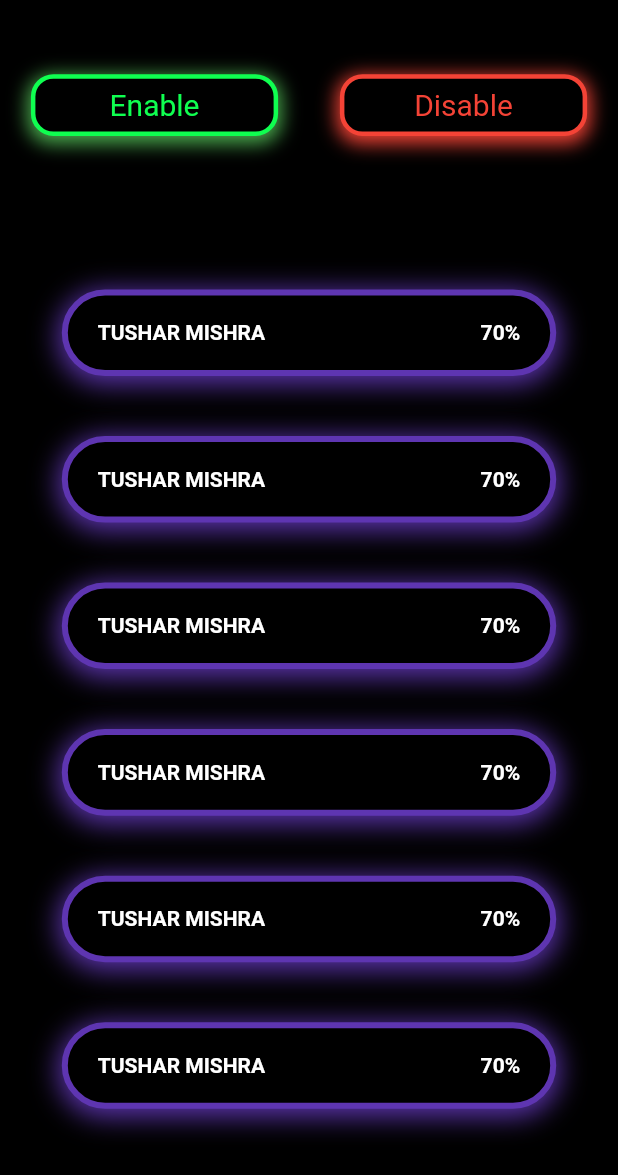
After one commit to Tushar-Mishra999/VisageR, a Flutter app: the AdminFeature screen opened directly, on a phone screen of 412 x 824 dp. The commit adds this screen. Shown: the top 1175 px of the screen. Run offline on Flutter 3.47's test engine with Material 2 defaults, Android fonts, the phone set to English and light mode, and no system bars; our stand-ins replace cloud_firestore, firebase_auth, firebase_core, flutter_svg, fluttertoast, image_picker and 1 more; accounts and stored records are empty.

Commit message:
added admin pages

```diff
--- /dev/null
+++ b/lib/components/attendance_card.dart
@@ -0,0 +1,57 @@
+import 'package:facialrecognition_attendance/constants.dart';
+import 'package:flutter/material.dart';
+
+class AttendanceCard extends StatelessWidget {
+  const AttendanceCard({
+    Key? key,
+    required this.size,
+  }) : super(key: key);
+
+  final Size size;
+
+  @override
+  Widget build(BuildContext context) {
+    return Padding(
+      padding: const EdgeInsets.all(20.0),
+      child: Container(
+          width: size.width * 0.8,
+          height: size.height * 0.07,
+          decoration: BoxDecoration(
+              color: Colors.black,
+              borderRadius: BorderRadius.circular(30),
+              border: Border.all(
+                width: 4,
+                color: khomecolor,
+              ),
+              boxShadow: [
+                BoxShadow(
+                  color: khomecolor,
+                  blurRadius: 15.0,
+                  spreadRadius: 2.0,
+                  offset: Offset(
+                    0.0,
+                    3.0,
+                  ),
+                ),
+              ]),
+          child: Padding(
+            padding: const EdgeInsets.only(left: 20, right: 20),
+            child: Row(
+              mainAxisAlignment: MainAxisAlignment.spaceBetween,
+              children: const [
+                Text(
+                  "TUSHAR MISHRA",
+                  style: TextStyle(
+                      color: Colors.white, fontWeight: FontWeight.w600),
+                ),
+                Text(
+                  "70%",
+                  style: TextStyle(
+                      color: Colors.white, fontWeight: FontWeight.w600),
+                )
+              ],
+            ),
+          )),
+    );
+  }
+}
--- a/lib/provider/user_provider.dart
+++ b/lib/provider/user_provider.dart
@@ -2,7 +2,7 @@ import 'package:facialrecognition_attendance/models/user.dart';
 import 'package:flutter/material.dart';
 
 class UserProvider extends ChangeNotifier {
-  User _user = User(name: '', email: '', courseId: 0);
+  User _user = User(name: '', email: '', courseId: 0,isAdmin: false);
 
   User get user => _user;
 
--- a/lib/screens/auth/signup_screen.dart
+++ b/lib/screens/auth/signup_screen.dart
@@ -35,7 +35,7 @@ class _RegistrationScreenState extends State<RegistrationScreen> {
         final docUser =
             FirebaseFirestore.instance.collection('users').doc(email);
         docUser.get();
-        final emailData = {'email': email,'name':nameController.text, 'isSelfieUploaded': false};
+        final emailData = {'email': email,'name':nameController.text, 'isSelfieUploaded': false,'isAdmin':false};
         await docUser.set(emailData);
         Fluttertoast.showToast(msg: "Registration Successful");
         Navigator.pop(context);
--- /dev/null
+++ b/lib/screens/feature/admin/admin_feature.dart
@@ -0,0 +1,117 @@
+import 'package:flutter/material.dart';
+import 'package:flutter/src/foundation/key.dart';
+import 'package:flutter/src/widgets/framework.dart';
+
+import '../../../components/attendance_card.dart';
+
+class AdminFeature extends StatelessWidget {
+  const AdminFeature({Key? key}) : super(key: key);
+
+  @override
+  Widget build(BuildContext context) {
+    final size = MediaQuery.of(context).size;
+    return Scaffold(
+        backgroundColor: Colors.black,
+        body: SafeArea(
+          child: SingleChildScrollView(
+              child: Column(
+            children: [
+              SizedBox(
+                height: size.height * 0.06,
+              ),
+              Row(
+                mainAxisAlignment: MainAxisAlignment.center,
+                children: [
+                  EnableCard(size: size),
+                  SizedBox(
+                    width: size.width * 0.1,
+                  ),
+                  Container(
+                    width: size.width * 0.4,
+                    height: size.height * 0.05,
+                    child: Center(
+                      child: Text(
+                        "Disable",
+                        style: TextStyle(color: Colors.red, fontSize: 20),
+                      ),
+                    ),
+                    decoration: BoxDecoration(
+                        color: Colors.black,
+                        boxShadow: const [
+                          BoxShadow(
+                            color: Colors.red,
+                            blurRadius: 10.0,
+                            spreadRadius: 2.0,
+                            offset: Offset(
+                              0.0,
+                              3.0,
+                            ),
+                          ),
+                        ],
+                        borderRadius: BorderRadius.all(
+                          Radius.circular(15),
+                        ),
+                        border: Border.all(color: Colors.red, width: 3)),
+                  ),
+                ],
+              ),
+              Column(
+                crossAxisAlignment: CrossAxisAlignment.center,
+                children: [
+                  SizedBox(
+                    height: size.height * 0.1,
+                  ),
+                  AttendanceCard(size: size),
+                  AttendanceCard(size: size),
+                  AttendanceCard(size: size),
+                  AttendanceCard(size: size),
+                  AttendanceCard(size: size),
+                  AttendanceCard(size: size)
+                ],
+              )
+            ],
+          )),
+        ));
+  }
+}
+
+class EnableCard extends StatelessWidget {
+  const EnableCard({
+    Key? key,
+    required this.size,
+  }) : super(key: key);
+
+  final Size size;
+
+  @override
+  Widget build(BuildContext context) {
+    return Container(
+      width: size.width * 0.4,
+      height: size.height * 0.05,
+      child: Center(
+        child: Text(
+          "Enable",
+          style:
+              TextStyle(color: Color(0xFF0FFF50), fontSize: 20),
+        ),
+      ),
+      decoration: BoxDecoration(
+          color: Colors.black,
+          borderRadius: BorderRadius.all(
+            Radius.circular(15),
+          ),
+          boxShadow: const [
+            BoxShadow(
+              color: Colors.green,
+              blurRadius: 10.0,
+              spreadRadius: 2.0,
+              offset: Offset(
+                0.0,
+                3.0,
+              ),
+            ),
+          ],
+          border: Border.all(color: Color(0xFF0FFF50), width: 3)),
+    );
+  }
+}
```
Also changed, not shown: lib/components/course_card.dart (+9 -0 lines), lib/models/user.dart (+3 -9 lines), lib/screens/auth/login_screen.dart (+40 -12 lines), lib/screens/feature/admin/admin_home_screen.dart (+5 -9 lines).
